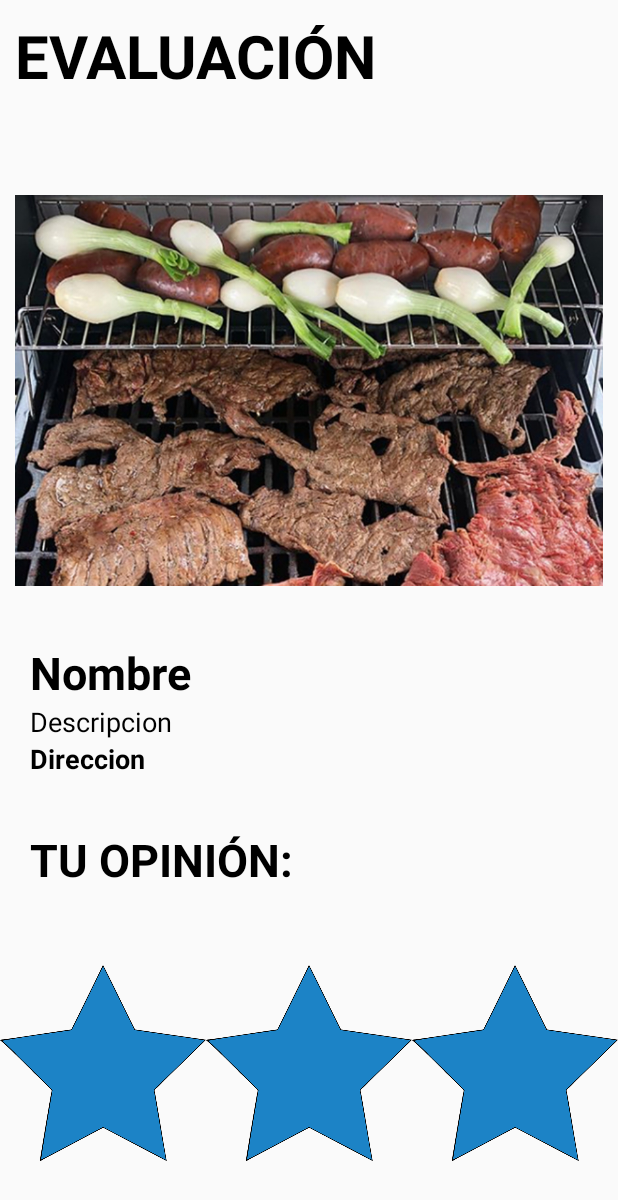
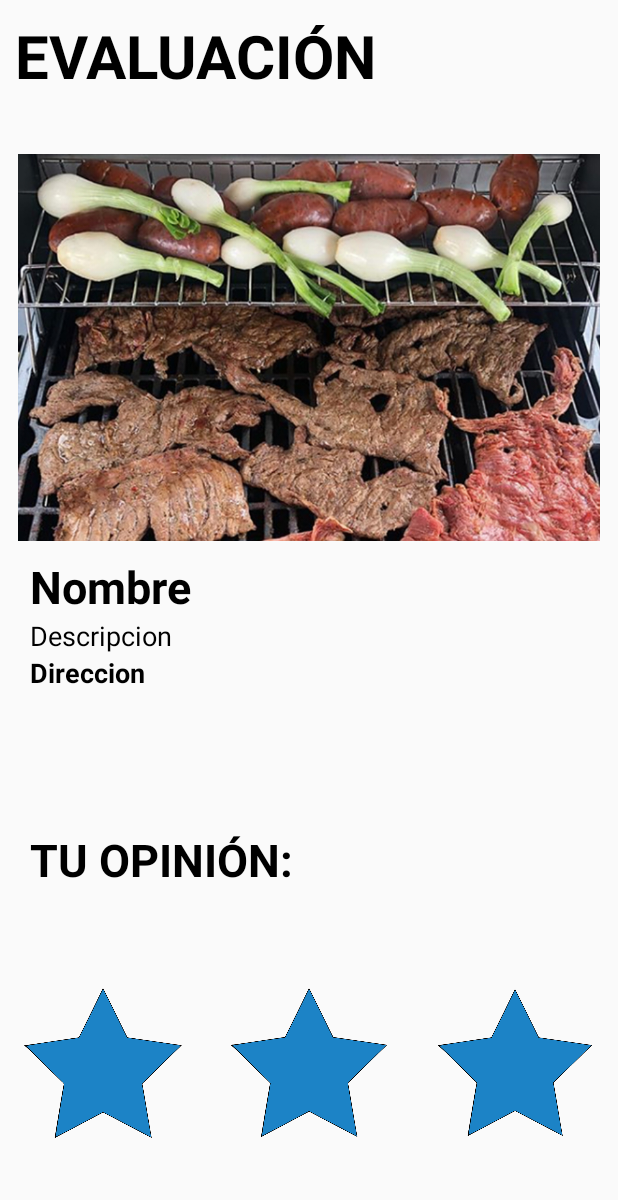
Before and after one commit to AbrahamLCodes/Examen-Pr-ctico-2-, an Android app: the EvaluacionActivity screen opened directly, with no data from a screen before it, on a phone screen of 412 x 824 dp. Shown: the top 1200 px of the screen. Run offline under Robolectric (Android 15) with nearby library versions, the phone set to English and light mode, and no system bars; 6 statements that could not run were skipped.

Commit message:
App ya es responsiva

```diff
--- a/app/src/main/res/layout/activity_datos.xml
+++ b/app/src/main/res/layout/activity_datos.xml
@@ -21,7 +21,7 @@
         android:layout_height="0dp"
         android:layout_marginLeft="10dp"
         android:layout_marginTop="10dp"
-        android:layout_weight="1"
+        android:layout_weight="0.5"
         android:text="Datos"
         android:textColor="#000000"
         android:textSize="36sp" />
--- a/app/src/main/res/layout/activity_evaluacion.xml
+++ b/app/src/main/res/layout/activity_evaluacion.xml
@@ -34,14 +34,14 @@
         android:layout_marginLeft="10dp"
         android:layout_marginTop="10dp"
         android:layout_marginRight="10dp"
-        android:layout_weight="5.5"
+        android:layout_weight="4.5"
         app:srcCompat="@drawable/carne" />
 
     <LinearLayout
         android:layout_width="match_parent"
         android:layout_height="0dp"
         android:layout_marginLeft="20dp"
-        android:layout_weight="2"
+        android:layout_weight="3"
         android:orientation="vertical">
 
         <TextView
@@ -89,26 +89,27 @@
         android:layout_width="match_parent"
         android:layout_height="0dp"
         android:layout_weight="4"
+        android:gravity="center_vertical"
         android:weightSum="3">
 
         <ImageView
             android:id="@+id/estrella1"
             android:layout_width="match_parent"
-            android:layout_height="match_parent"
+            android:layout_height="100dp"
             android:layout_weight="1"
             app:srcCompat="@drawable/star" />
 
         <ImageView
             android:id="@+id/estrella2"
             android:layout_width="match_parent"
-            android:layout_height="match_parent"
+            android:layout_height="99dp"
             android:layout_weight="1"
             app:srcCompat="@drawable/star" />
 
         <ImageView
             android:id="@+id/estrella3"
             android:layout_width="match_parent"
-            android:layout_height="match_parent"
+            android:layout_height="98dp"
             android:layout_weight="1"
             app:srcCompat="@drawable/star" />
     </LinearLayout>
--- a/app/src/main/res/layout/costum_item.xml
+++ b/app/src/main/res/layout/costum_item.xml
@@ -41,8 +41,10 @@
                 android:layout_width="match_parent"
                 android:layout_height="0dp"
                 android:layout_weight="1"
+                android:gravity="center_vertical"
                 android:text="Nombre del restaurante"
-                android:textColor="#000000" />
+                android:textColor="#000000"
+                android:textStyle="bold" />
 
             <TextView
                 android:id="@+id/txt_descrip_res"
```
